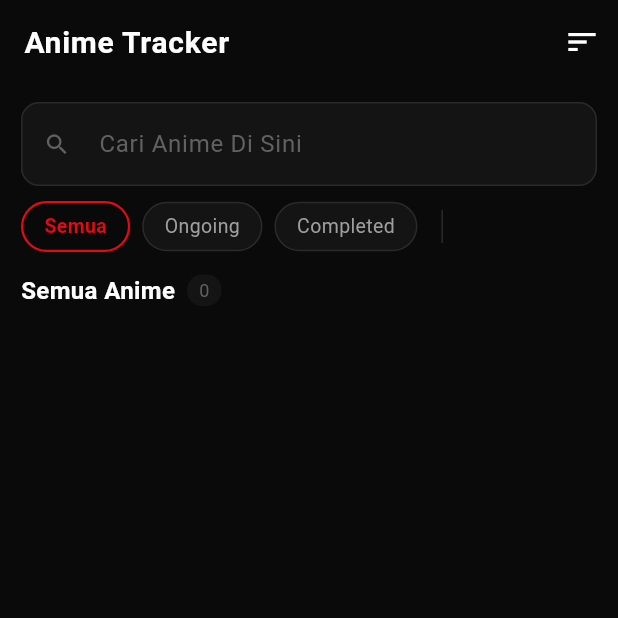
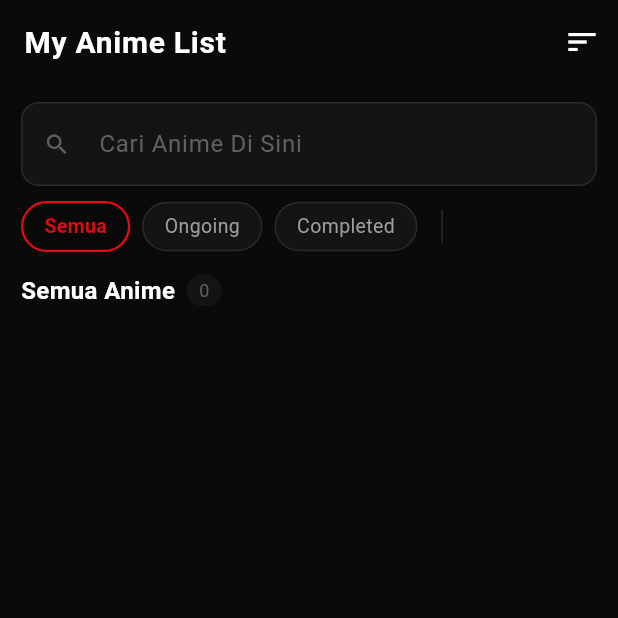
Before and after one commit to Muze21/anime, a Flutter app: the screen it shows once a user with an empty profile is signed in, on a phone screen of 412 x 824 dp, the top half of it. Run offline on Flutter 3.47's test engine with Material 3 defaults, Android fonts, the phone set to English and light mode, and no system bars; our stand-ins replace cached_network_image, file_picker, go_router, shimmer, supabase_flutter; accounts and stored records are empty.

Commit message:
update project

```diff
--- a/lib/core/supabase_config.dart
+++ b/lib/core/supabase_config.dart
@@ -1,3 +1,3 @@
-const String supabaseUrl = 'your-supabase-url-here';
+const String supabaseUrl = 'https://bilfobvaainlfoogoghy.supabase.co';
 const String supabaseAnonKey =
-    'your-anon-key-here';
+    'eyJhbGciOiJIUzI1NiIsInR5cCI6IkpXVCJ9.eyJpc3MiOiJzdXBhYmFzZSIsInJlZiI6ImJpbGZvYnZhYWlubGZvb2dvZ2h5Iiwicm9sZSI6ImFub24iLCJpYXQiOjE3NzQwMTY1NTAsImV4cCI6MjA4OTU5MjU1MH0.j6_tqYeBcJqxoaFzR6KI8JJjwnOfZ0GrlZZUFGFPMgM';
--- a/lib/features/home/home_page.dart
+++ b/lib/features/home/home_page.dart
@@ -164,7 +164,7 @@ class _HomePageState extends State<HomePage> {
 
     return Scaffold(
       appBar: AppBar(
-        title: const Text('Anime Tracker'),
+        title: const Text('My Anime List'),
         actions: [
           // Sort button
           PopupMenuButton<_SortOption>(
--- a/lib/features/recommendations/recommendations_page.dart
+++ b/lib/features/recommendations/recommendations_page.dart
@@ -24,9 +24,7 @@ class _RecommendationsPageState extends State<RecommendationsPage> {
   Future<void> _fetch() async {
     setState(() => _isLoading = true);
     try {
-      // Ambil semua rating lalu hitung rata-rata di client
-      // (Supabase JS SDK tidak support GROUP BY langsung —
-      //  gunakan RPC untuk solusi production, ini cukup untuk dev)
+
       final ratingsRaw = await Supabase.instance.client
           .from('ratings')
           .select('anime_id, score');
--- a/lib/main.dart
+++ b/lib/main.dart
@@ -7,7 +7,7 @@ import 'core/theme.dart';
 Future<void> main() async {
   WidgetsFlutterBinding.ensureInitialized();
 
-  // Inisialisasi Supabase
+
   await Supabase.initialize(
     url: supabaseUrl,
     anonKey: supabaseAnonKey,
@@ -22,7 +22,7 @@ class AnimeTrackerApp extends StatelessWidget {
   @override
   Widget build(BuildContext context) {
     return MaterialApp.router(
-      title: 'Anime Tracker',
+      title: 'Anime List',
       debugShowCheckedModeBanner: false,
       theme: AppTheme.theme,
       routerConfig: appRouter,
```
Also changed, not shown: 1 other file.
